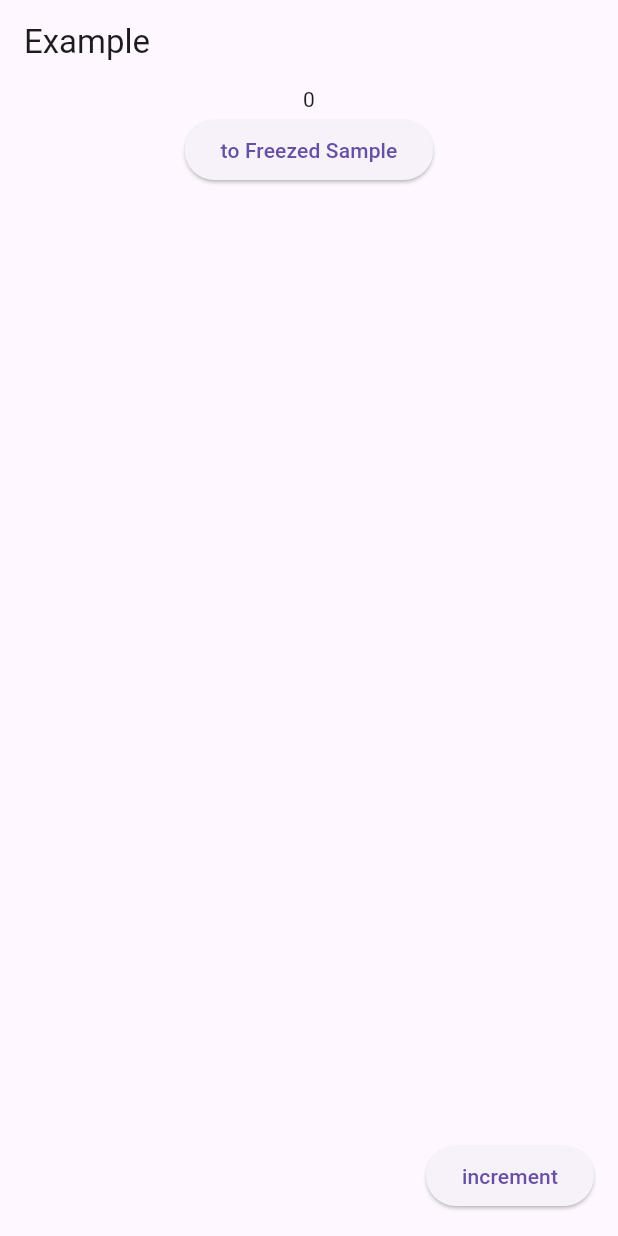
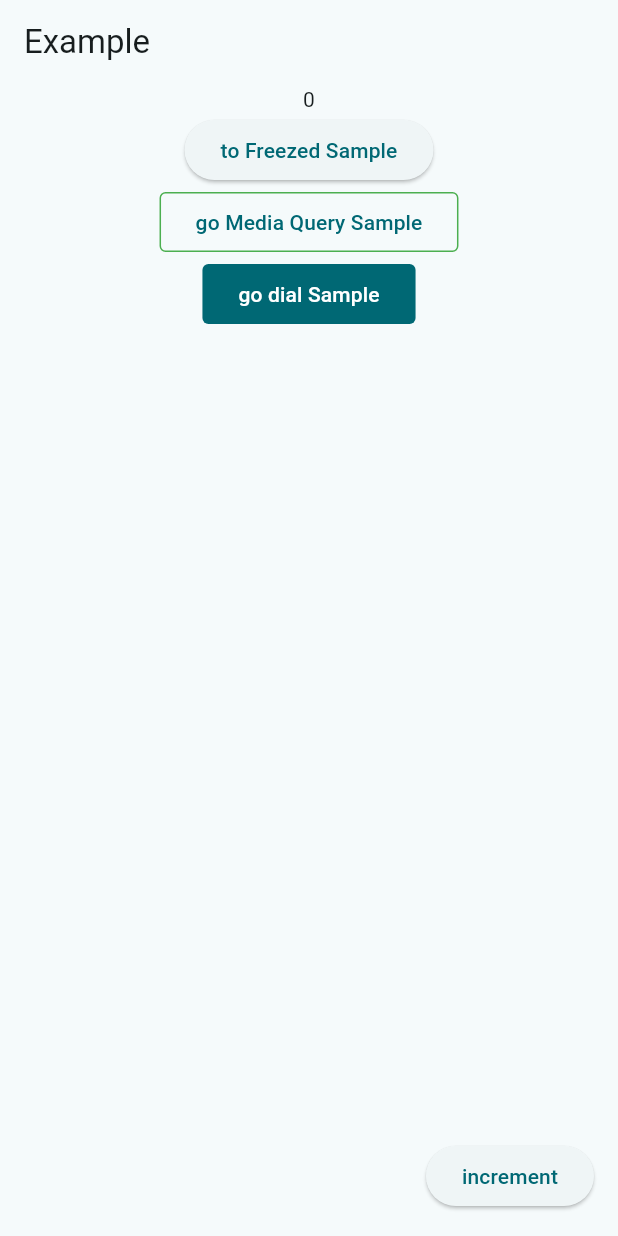
Before and after one commit to donna6355/fc_study, a Flutter app: the screen it shows after launch, on a phone screen of 412 x 824 dp. Run offline on Flutter 3.47's test engine with Material 3 defaults, Android fonts, the phone set to English and light mode, and no system bars; our stand-ins replace bloc, bloc_concurrency, equatable, flutter_bloc, flutter_riverpod, flutter_speed_dial and 3 more; missing offline and left inert: iamport_flutter.

Commit message:
[study] filled, outlined, elevated button with material3

```diff
--- a/lib/riverpod_sample.dart
+++ b/lib/riverpod_sample.dart
@@ -1,4 +1,3 @@
-
 import 'package:flutter/material.dart';
 import 'package:flutter_riverpod/flutter_riverpod.dart';
 import 'package:go_router/go_router.dart';
@@ -21,22 +20,32 @@ class RiverPodSmp extends ConsumerWidget {
           children: [
             Text('$count'),
             ElevatedButton(
-                onPressed: () => context.go('/iamport',extra: 'test'),
+              onPressed: () => context.go('/iamport', extra: 'test'),
               child: const Text('to Freezed Sample'),
+            ),
+            OutlinedButton(
+              onPressed: () => context.go('/mediaquery'),
+              child: const Text('go Media Query Sample'),
+            ),
+            FilledButton(
+              onPressed: () => context.go('/dial'),
+              child: const Text('go dial Sample'),
             ),
           ],
         ),
       ),
-        floatingActionButton: ElevatedButton(onPressed: ref.watch(counterProvider.notifier).increment, child: const Text('increment'),),
+      floatingActionButton: ElevatedButton(
+        onPressed: ref.watch(counterProvider.notifier).increment,
+        child: const Text('increment'),
+      ),
     );
   }
 }
 
-class Counter extends StateNotifier<int>{
-  Counter():super(0);
+class Counter extends StateNotifier<int> {
+  Counter() : super(0);
 
   void increment() => state++;
-
 }
 
 /*
```
Also changed, not shown: lib/main.dart (+25 -2 lines), 1 other file. Lines whose indentation alone changed are shown as unchanged.
